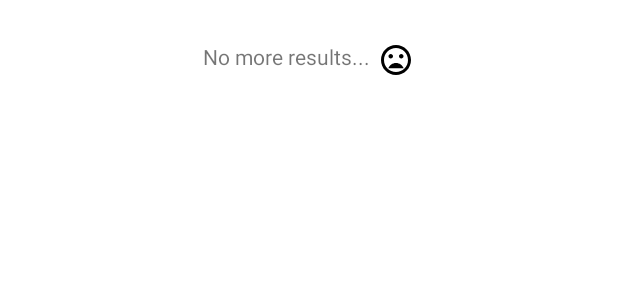
After one commit to ShashankSinha98/Recipedia, an Android app: the layout layout_search_exhausted.xml on its own in the app's theme, with its tools: preview values and no code run, on a phone screen of 412 x 824 dp. The commit adds this screen. Shown: the top 300 px of the screen. Run offline under Robolectric (Android 15) with nearby library versions, the phone set to English and light mode, and no system bars.

Commit message:
Query exhausted feature added

```diff
--- a/app/src/main/java/com/shashank/recipedia/requests/RecipeApiClient.kt
+++ b/app/src/main/java/com/shashank/recipedia/requests/RecipeApiClient.kt
@@ -19,7 +19,7 @@ import java.util.concurrent.TimeUnit
 object RecipeApiClient {
 
     private val TAG = "RecipeApiClient"
-    private val mRecipes: MutableLiveData<List<Recipe>> = MutableLiveData()
+    private val mRecipes: MutableLiveData<MutableList<Recipe>> = MutableLiveData()
     private var mRetrieveRecipesRunnable: RetrieveRecipesRunnable?= null
     private var mRetrieveRecipeRunnable: RetrieveRecipeRunnable?= null
 
@@ -28,7 +28,7 @@ object RecipeApiClient {
 
 
     // Get live data
-    fun getRecipes(): LiveData<List<Recipe>> = mRecipes
+    fun getRecipes(): LiveData<MutableList<Recipe>> = mRecipes
 
     fun getRecipeDetail(): LiveData<RecipeDetail> = mRecipeDetail
 
@@ -98,7 +98,7 @@ object RecipeApiClient {
                 if(response.code()==200) {
                     Log.d(TAG,"Response code 200 for search API, response: ${response.body()}")
 
-                    val list: List<Recipe>? = (response.body() as RecipeSearchResponse).recipes
+                    val list: MutableList<Recipe>? = (response.body() as RecipeSearchResponse).recipes
                     list?.let {
                         if(pageNumber==1) {
                             Log.d(TAG,"PageNo: $pageNumber, result size: ${list.size}")
--- a/app/src/main/java/com/shashank/recipedia/requests/responses/RecipeSearchResponse.kt
+++ b/app/src/main/java/com/shashank/recipedia/requests/responses/RecipeSearchResponse.kt
@@ -12,7 +12,7 @@ data class RecipeSearchResponse(
 
     @SerializedName("recipes")
     @Expose()
-    var recipes: List<Recipe>?= null
+    var recipes: MutableList<Recipe>?= null
 ) {
 
 }
--- /dev/null
+++ b/app/src/main/res/drawable/ic_mood_bad_black_24dp.xml
@@ -0,0 +1,9 @@
+<vector xmlns:android="http://schemas.android.com/apk/res/android"
+        android:width="24dp"
+        android:height="24dp"
+        android:viewportWidth="24.0"
+        android:viewportHeight="24.0">
+    <path
+        android:fillColor="#FF000000"
+        android:pathData="M11.99,2C6.47,2 2,6.48 2,12s4.47,10 9.99,10C17.52,22 22,17.52 22,12S17.52,2 11.99,2zM12,20c-4.42,0 -8,-3.58 -8,-8s3.58,-8 8,-8 8,3.58 8,8 -3.58,8 -8,8zM15.5,11c0.83,0 1.5,-0.67 1.5,-1.5S16.33,8 15.5,8 14,8.67 14,9.5s0.67,1.5 1.5,1.5zM8.5,11c0.83,0 1.5,-0.67 1.5,-1.5S9.33,8 8.5,8 7,8.67 7,9.5 7.67,11 8.5,11zM12,14c-2.33,0 -4.31,1.46 -5.11,3.5h10.22c-0.8,-2.04 -2.78,-3.5 -5.11,-3.5z"/>
+</vector>
--- /dev/null
+++ b/app/src/main/res/layout/layout_search_exhausted.xml
@@ -0,0 +1,16 @@
+<?xml version="1.0" encoding="utf-8"?>
+<RelativeLayout android:layout_width="match_parent"
+    android:layout_height="@dimen/recycler_loading_view_height"
+    xmlns:android="http://schemas.android.com/apk/res/android" >
+
+    <TextView
+        xmlns:android="http://schemas.android.com/apk/res/android"
+        android:layout_width="wrap_content"
+        android:layout_height="wrap_content"
+        android:text="No more results..."
+        android:drawableEnd="@drawable/ic_mood_bad_black_24dp"
+        android:layout_centerInParent="true"
+        android:padding="5dp"
+        android:drawablePadding="5dp"/>
+
+</RelativeLayout>
```
Also changed, not shown: app/src/main/java/com/shashank/recipedia/RecipeListActivity.kt (+7 -0 lines), app/src/main/java/com/shashank/recipedia/adapters/RecipeRecyclerAdapter.kt (+36 -4 lines), app/src/main/java/com/shashank/recipedia/adapters/SearchExhaustedViewHolder.kt (added, +9 -0 lines), app/src/main/java/com/shashank/recipedia/repositories/RecipeRepository.kt (+46 -1 lines), app/src/main/java/com/shashank/recipedia/viewmodels/RecipeListViewModel.kt (+6 -2 lines).
